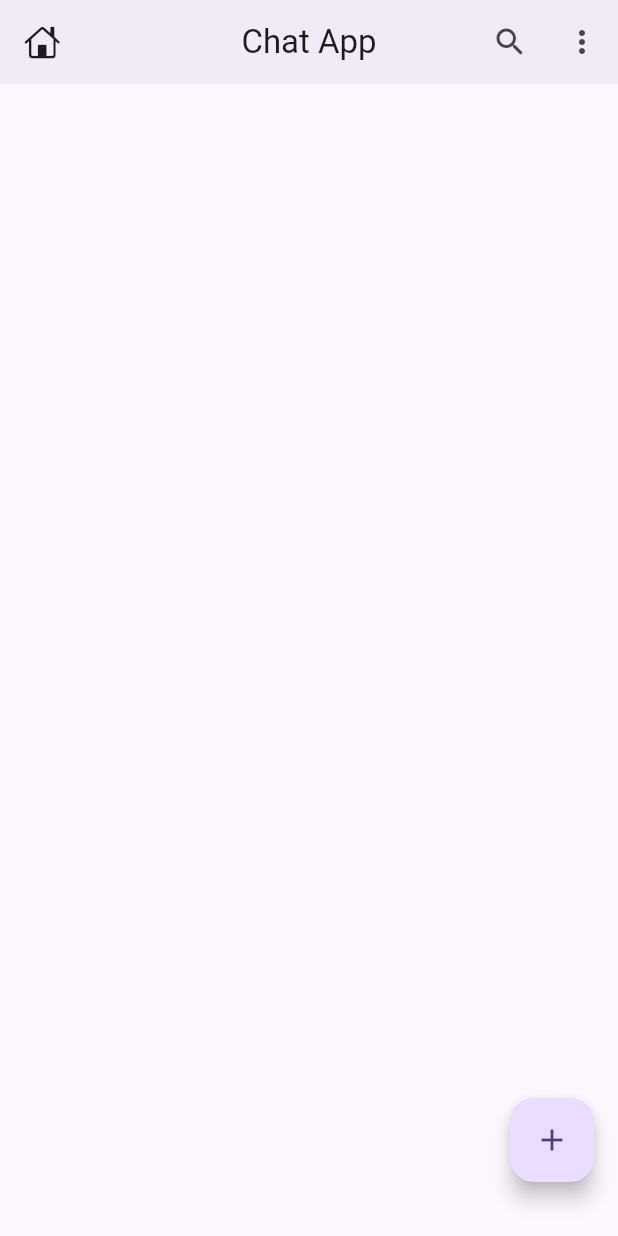
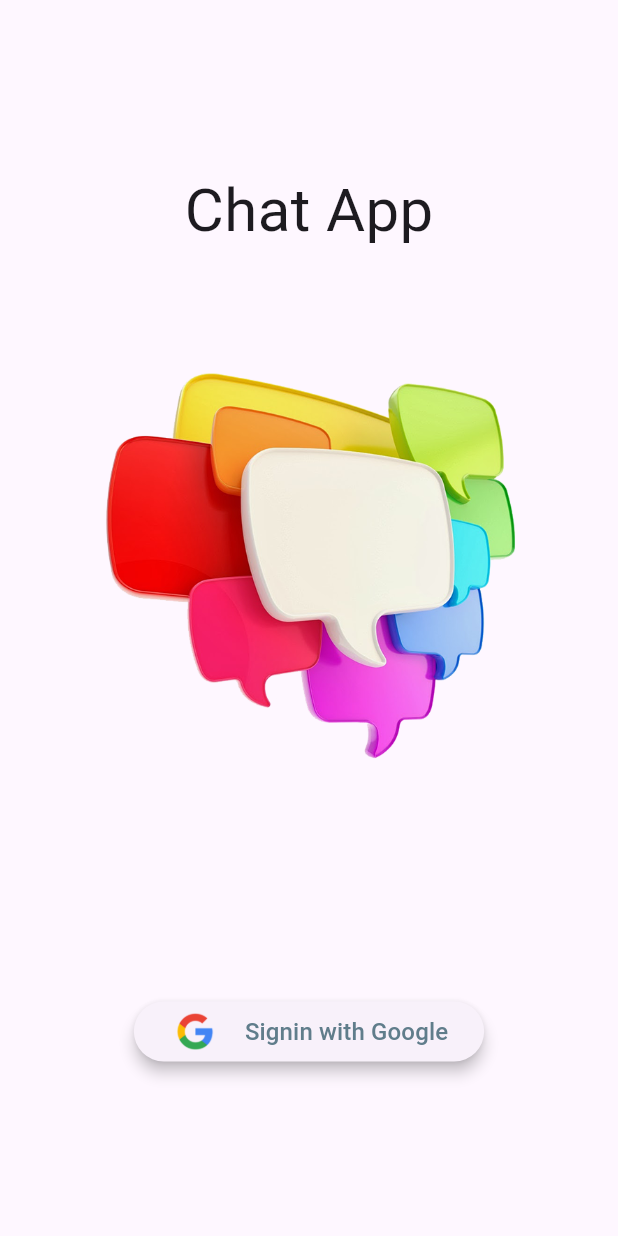
Before and after one commit to Manishs2261/ChatApp, a Flutter app: the screen it shows after launch, on a phone screen of 412 x 824 dp. Run offline on Flutter 3.47's test engine with Material 2 defaults, Android fonts, the phone set to English and light mode, and no system bars.

Commit message:
create login page

```diff
--- a/lib/main.dart
+++ b/lib/main.dart
@@ -1,6 +1,9 @@
+import 'package:chatapp/src/view/auth/login/login.dart';
 import 'package:chatapp/src/view/home/homepage.dart';
 import 'package:flutter/material.dart';
 
+//globel object for accessing device scren size
+late Size  mq;
 void main() {
   runApp(const MyApp());
 }
@@ -22,7 +25,8 @@ class MyApp extends StatelessWidget {
         colorScheme: ColorScheme.fromSeed(seedColor: Colors.deepPurple),
         useMaterial3: true,
       ),
-      home: HomePage(),
+      home: LoginScreen()
+      //HomePage(),
     );
   }
 }
--- /dev/null
+++ b/lib/src/view/auth/login/login.dart
@@ -0,0 +1,35 @@
+import 'package:flutter/material.dart';
+
+import '../../../../main.dart';
+
+class LoginScreen extends StatefulWidget {
+  const LoginScreen({super.key});
+
+  @override
+  State<LoginScreen> createState() => _LoginScreenState();
+}
+
+class _LoginScreenState extends State<LoginScreen> {
+  @override
+  Widget build(BuildContext context) {
+    mq = MediaQuery.of(context).size;
+    return Scaffold(
+        body: Column(
+          mainAxisAlignment: MainAxisAlignment.center,
+          crossAxisAlignment: CrossAxisAlignment.center,
+          children: [
+            Text("Chat App",style: TextStyle(fontSize: 40),),
+            Padding(
+              padding: const EdgeInsets.all(50.0),
+              child: Image(image: AssetImage( 'images/chaticon.png')),
+            ),
+            SizedBox(height: mq.height * .1,),
+           ElevatedButton.icon(onPressed: (){},
+             style: ElevatedButton.styleFrom(elevation: 4),
+             icon: Image.asset('images/google.png',width:50,height: 25,),
+           label: Text("Signin with Google",style: TextStyle(color: Colors.blueGrey,fontSize: 16),),)
+          ],
+        ),
+    );
+  }
+}
```
Also changed, not shown: images/google.png (added).
